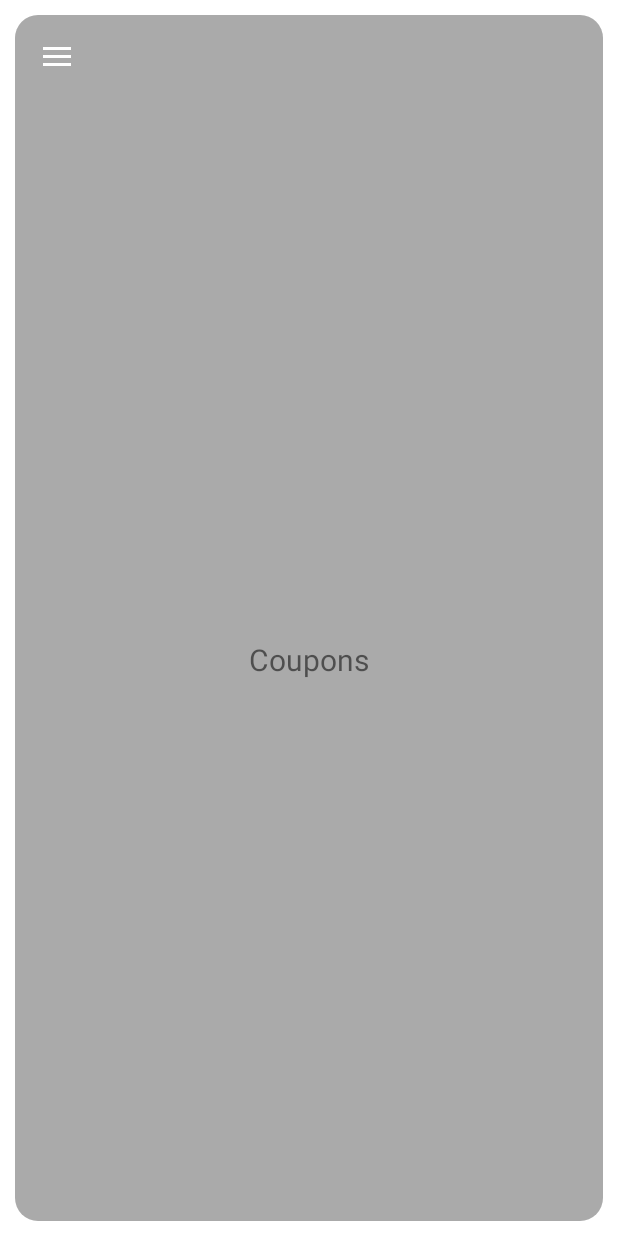
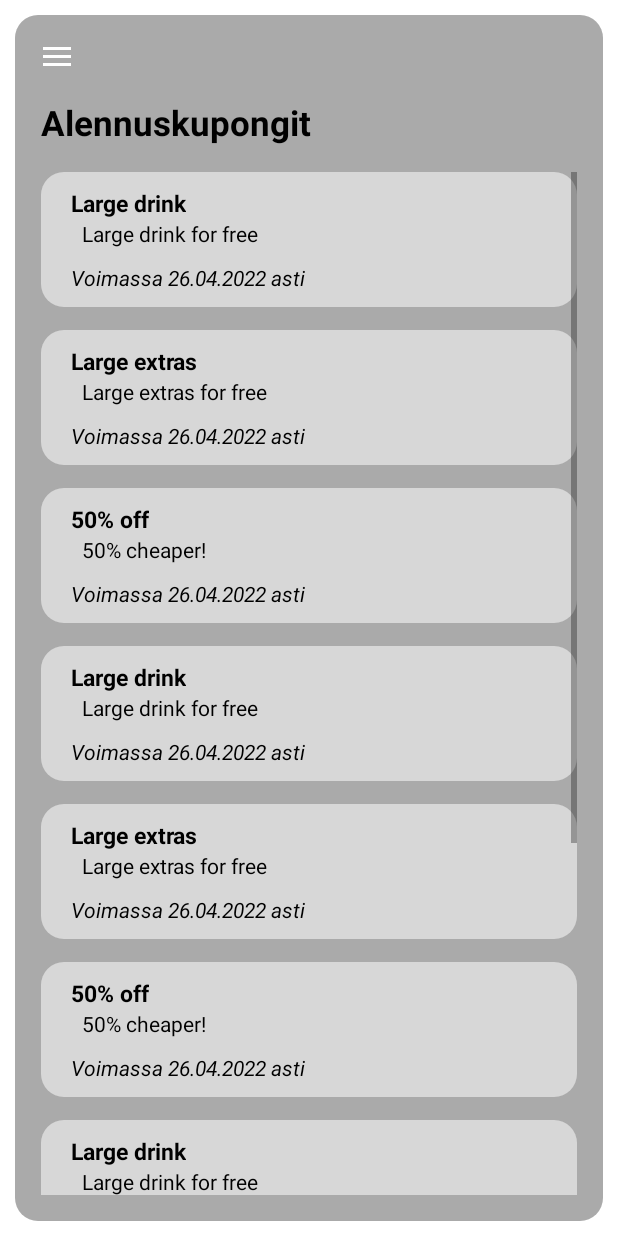
Before and after one commit to roopeh/hamburger-app, an Android app: the screen it shows after launch (MainActivity), in the side drawer, after a tap on "Alennuskupongit", on a phone screen of 412 x 824 dp. Run offline under Robolectric (Android 15) with nearby library versions, the phone set to English and light mode, and no system bars.

Commit message:
Implement coupons

```diff
--- /dev/null
+++ b/client/app/src/main/java/com/roopeh/app/hamburger/Coupon.java
@@ -0,0 +1,55 @@
+package com.roopeh.app.hamburger;
+
+import java.time.Instant;
+import java.time.ZoneId;
+import java.time.format.DateTimeFormatter;
+
+public class Coupon {
+    final private int _type;
+    final private long _expirydate;
+
+    // Coupon types
+    public static final int TYPE_FREE_LARGE_DRINK               = 1;
+    public static final int TYPE_FREE_LARGE_EXTRAS              = 2;
+    public static final int TYPE_50_OFF                         = 3;
+
+    public Coupon(int type, long expirydate) {
+        _type = type;
+        _expirydate = expirydate;
+    }
+
+    public final int getType() {
+        return _type;
+    }
+
+    public final String getExpiryDate() {
+        final DateTimeFormatter formatter = DateTimeFormatter.ofPattern("dd.MM.yyyy");
+        return Instant.ofEpochSecond(_expirydate).atZone(ZoneId.of("GMT+3")).format(formatter);
+    }
+
+    public final String getName() {
+        switch (_type) {
+            case TYPE_FREE_LARGE_DRINK:
+                return "Large drink";
+            case TYPE_FREE_LARGE_EXTRAS:
+                return "Large extras";
+            case TYPE_50_OFF:
+                return "50% off";
+            default:
+                return "Unknown coupon type";
+        }
+    }
+
+    public final String getDescription() {
+        switch (_type) {
+            case TYPE_FREE_LARGE_DRINK:
+                return "Large drink for free";
+            case TYPE_FREE_LARGE_EXTRAS:
+                return "Large extras for free";
+            case TYPE_50_OFF:
+                return "50% cheaper!";
+            default:
+                return "Unknown coupon type";
+        }
+    }
+}
--- a/client/app/src/main/java/com/roopeh/app/hamburger/CouponFragment.java
+++ b/client/app/src/main/java/com/roopeh/app/hamburger/CouponFragment.java
@@ -1,9 +1,16 @@
 package com.roopeh.app.hamburger;
 
+import android.content.Context;
 import android.os.Bundle;
 import android.view.LayoutInflater;
 import android.view.View;
 import android.view.ViewGroup;
+import android.widget.BaseAdapter;
+import android.widget.ListView;
+import android.widget.TextView;
+
+import java.util.ArrayList;
+import java.util.List;
 
 import androidx.fragment.app.Fragment;
 
@@ -11,6 +18,63 @@ public class CouponFragment extends Fragment {
     @Override
     public View onCreateView(LayoutInflater inflater, ViewGroup container, Bundle savedInstanceState) {
         View rootView = inflater.inflate(R.layout.fragment_coupon, container, false);
+        ListView couponList = rootView.findViewById(R.id.couponsList);
+
+        // Dummy content
+        List<Coupon> tests = new ArrayList<>();
+        for (int i = 1; i <= 10; ++i) {
+            int num = i;
+            while (num > 3) {
+                num -= 3;
+            }
+            tests.add(new Coupon(num, 1650995521));
+        }
+
+        CouponListAdapter adapter = new CouponListAdapter(getContext(), tests);
+        couponList.setAdapter(adapter);
+
         return rootView;
     }
 }
+
+class CouponListAdapter extends BaseAdapter {
+    final private Context _context;
+    final private List<Coupon> _list;
+
+    public CouponListAdapter(Context context, List<Coupon> list) {
+        _context = context;
+        _list = list;
+    }
+
+    @Override
+    public int getCount() {
+        return _list.size();
+    }
+
+    @Override
+    public Object getItem(int position) {
+        return _list.get(position);
+    }
+
+    @Override
+    public long getItemId(int position) {
+        return 0;
+    }
+
+    @Override
+    public View getView(int position, View convertView, ViewGroup parent) {
+        View view = View.inflate(_context, R.layout.coupon_list_item, null);
+        Coupon coupon = _list.get(position);
+
+        TextView name = view.findViewById(R.id.couponsName);
+        name.setText(coupon.getName());
+
+        TextView descr = view.findViewById(R.id.couponsDescription);
+        descr.setText(coupon.getDescription());
+
+        TextView date = view.findViewById(R.id.couponsDate);
+        date.setText("Voimassa " + coupon.getExpiryDate() + " asti");
+
+        return view;
+    }
+}
--- /dev/null
+++ b/client/app/src/main/res/layout/coupon_list_item.xml
@@ -0,0 +1,36 @@
+<?xml version="1.0" encoding="utf-8"?>
+<RelativeLayout
+    xmlns:android="http://schemas.android.com/apk/res/android"
+    android:layout_width="match_parent"
+    android:layout_height="match_parent"
+    android:padding="10dp"
+    android:background="@drawable/rounded_restaurant_item">
+
+    <TextView
+        android:id="@+id/couponsName"
+        android:layout_width="wrap_content"
+        android:layout_height="wrap_content"
+        android:layout_alignParentStart="true"
+        android:layout_marginStart="@dimen/background_padding_side"
+        android:textColor="@color/black"
+        android:textSize="15sp"
+        android:textStyle="bold" />
+
+    <TextView
+        android:id="@+id/couponsDescription"
+        android:layout_width="wrap_content"
+        android:layout_height="wrap_content"
+        android:layout_below="@id/couponsName"
+        android:layout_marginStart="@dimen/content_padding_side"
+        android:textColor="@color/black" />
+
+    <TextView
+        android:id="@+id/couponsDate"
+        android:layout_width="wrap_content"
+        android:layout_height="wrap_content"
+        android:layout_below="@id/couponsDescription"
+        android:layout_marginTop="@dimen/background_padding_top"
+        android:layout_marginStart="@dimen/background_padding_side"
+        android:textColor="@color/black"
+        android:textStyle="italic" />
+</RelativeLayout>
--- a/client/app/src/main/res/layout/fragment_coupon.xml
+++ b/client/app/src/main/res/layout/fragment_coupon.xml
@@ -11,13 +11,20 @@
     android:paddingBottom="@dimen/content_padding_bottom"
     android:background="@drawable/rounded_main">
 
+    <TextView
+        android:id="@+id/couponsHeader"
+        android:layout_width="wrap_content"
+        android:layout_height="wrap_content"
+        android:text="Alennuskupongit"
+        android:theme="@style/DefaultHeaderStyle" />
 
-    <TextView
-        android:layout_width="match_parent"
+    <ListView
+        android:id="@+id/couponsList"
+        android:layout_width="wrap_content"
         android:layout_height="wrap_content"
-        android:layout_centerInParent="true"
-        android:textAlignment="center"
-        android:text="Coupons"
-        android:textSize="20sp" />
-
+        android:layout_marginTop="@dimen/content_padding_side"
+        android:layout_below="@id/couponsHeader"
+        android:listSelector="@android:color/transparent"
+        android:divider="@color/backgroundInner"
+        android:dividerHeight="15dp" />
 </RelativeLayout>
```
